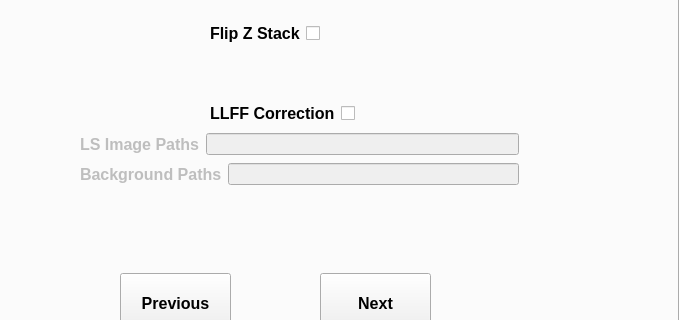
The window that mainwindow.ui (abcucberkeley/PetaKit5D-GUI) describes before a commit, drawn with Qt 5; both pictures show x 122 to 801 and y 173 to 493 of the 801 by 600 pixel window.
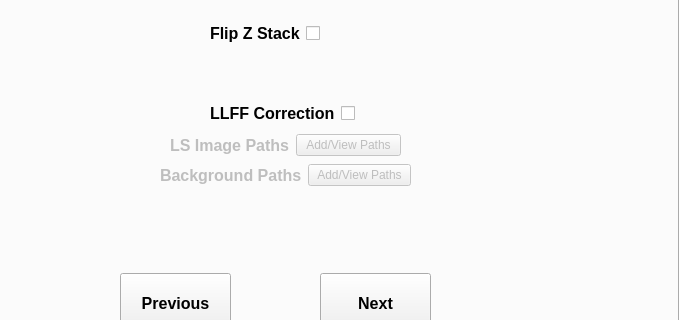
The same window after the commit. The open tabs and pages were chosen to show the change.

Commit message: More removing hardcoded things. Added options to add multiple data paths for vars that should have that option.

```diff
--- a/mainwindow.ui
+++ b/mainwindow.ui
@@ -937,10 +937,10 @@
      <widget class="QWidget" name="layoutWidget_6">
       <property name="geometry">
        <rect>
-        <x>200</x>
+        <x>280</x>
         <y>310</y>
-        <width>439</width>
-        <height>22</height>
+        <width>251</width>
+        <height>25</height>
        </rect>
       </property>
       <layout class="QHBoxLayout" name="horizontalLayout_7">
@@ -962,12 +962,12 @@
         </widget>
        </item>
        <item>
-        <widget class="QLineEdit" name="backgroundPathsLineEdit">
+        <widget class="QPushButton" name="backgroundAddPathsButton">
          <property name="enabled">
           <bool>false</bool>
          </property>
-         <property name="alignment">
-          <set>Qt::AlignRight|Qt::AlignTrailing|Qt::AlignVCenter</set>
+         <property name="text">
+          <string>Add/View Paths</string>
          </property>
         </widget>
        </item>
@@ -976,10 +976,10 @@
      <widget class="QWidget" name="layoutWidget_7">
       <property name="geometry">
        <rect>
-        <x>200</x>
+        <x>290</x>
         <y>280</y>
-        <width>439</width>
-        <height>22</height>
+        <width>231</width>
+        <height>25</height>
        </rect>
       </property>
       <layout class="QHBoxLayout" name="horizontalLayout_8">
@@ -1001,12 +1001,12 @@
         </widget>
        </item>
        <item>
-        <widget class="QLineEdit" name="lsImagePathsLineEdit">
+        <widget class="QPushButton" name="lsImageAddPathsButton">
          <property name="enabled">
           <bool>false</bool>
          </property>
-         <property name="alignment">
-          <set>Qt::AlignRight|Qt::AlignTrailing|Qt::AlignVCenter</set>
+         <property name="text">
+          <string>Add/View Paths</string>
          </property>
         </widget>
        </item>
```
Left out of the diff: 12 changed lines with no effect on the pictures. The commit also changes 4 other files.
